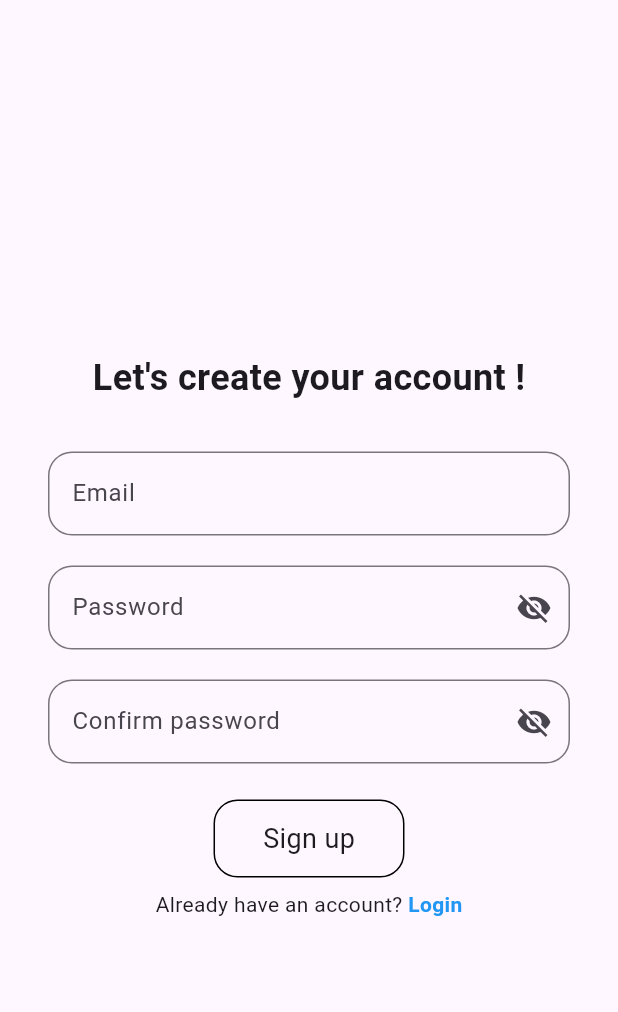
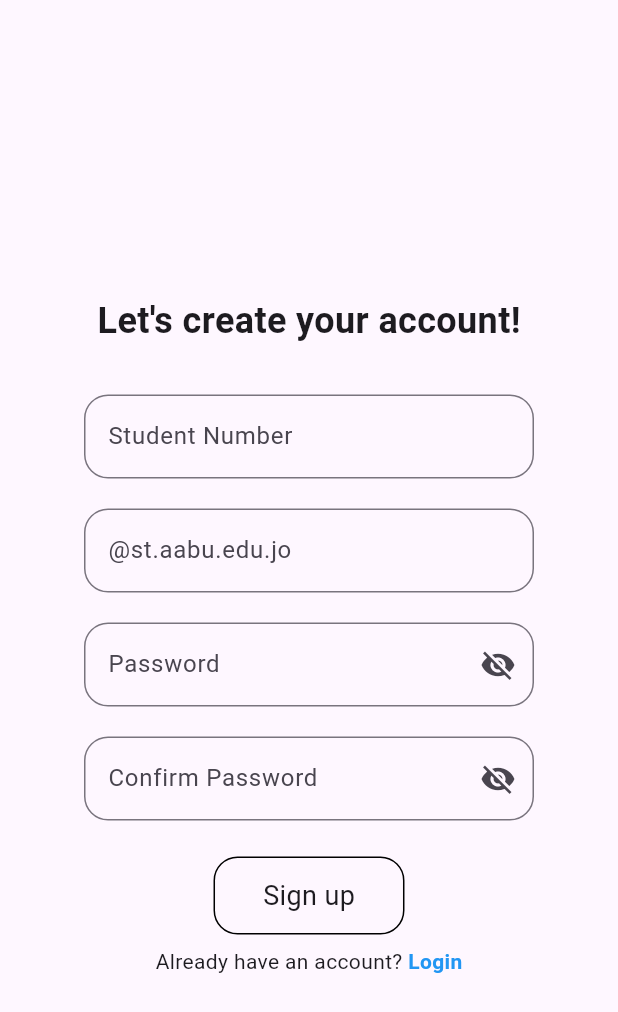
Before and after one commit to 911devsacc/graduation_project, a Flutter app: the screen it shows after launch, after a tap on "Login", after a tap on "Sign up", on a phone screen of 412 x 824 dp. Shown: the top 1012 px of the screen. Run offline on Flutter 3.47's test engine with Material 3 defaults, Android fonts, the phone set to English and light mode, and no system bars; our stand-ins replace cloud_firestore, firebase_auth, firebase_core; accounts and stored records are empty.

Commit message:
recovary commit

```diff
--- a/lib/main.dart
+++ b/lib/main.dart
@@ -1,12 +1,17 @@
 import 'package:flutter/material.dart';
 import 'package:graduation_project/pages/auth/login_page.dart';
 import 'package:firebase_core/firebase_core.dart';
+import 'package:graduation_project/provider/user_provider.dart';
+import 'package:provider/provider.dart';
 import 'firebase_options.dart';
 
 void main() async {
   WidgetsFlutterBinding.ensureInitialized();
   await Firebase.initializeApp(options: DefaultFirebaseOptions.currentPlatform);
-  runApp(const MainApp());
+  runApp( ChangeNotifierProvider(
+      create: (_) => UserProvider(),
+      child: const MainApp(),
+    ),);
 }
 
 class MainApp extends StatelessWidget {
--- a/lib/pages/auth/login_page.dart
+++ b/lib/pages/auth/login_page.dart
@@ -2,9 +2,11 @@ import 'package:firebase_auth/firebase_auth.dart';
 import 'package:flutter/material.dart';
 import 'package:graduation_project/pages/auth/signup_page.dart';
 import 'package:graduation_project/pages/auth/validators.dart';
-import 'package:graduation_project/pages/in_app/home_page.dart';
+import 'package:graduation_project/pages/main_screen.dart';
+import 'package:graduation_project/provider/user_provider.dart';
 import 'package:graduation_project/widgets/auth_button.dart';
 import 'package:graduation_project/widgets/my_textfield.dart';
+import 'package:provider/provider.dart';
 
 class LoginPage extends StatefulWidget {
   const LoginPage({super.key});
@@ -16,8 +18,27 @@ class LoginPage extends StatefulWidget {
 class _LoginPageState extends State<LoginPage> {
   final _formKey = GlobalKey<FormState>();
 
+  final TextEditingController _studentNumberController =
+      TextEditingController();
   final TextEditingController _emailController = TextEditingController();
   final TextEditingController _passwordControllelr = TextEditingController();
+  bool _passwordVisible = false;
+
+  @override
+  void initState() {
+    super.initState();
+
+    // Auto-generate email from student number
+    _studentNumberController.addListener(() {
+      final number = _studentNumberController.text.trim();
+      _emailController.text = "$number@st.aabu.edu.jo";
+
+      // Keep cursor at end
+      _emailController.selection = TextSelection.fromPosition(
+        TextPosition(offset: _emailController.text.length),
+      );
+    });
+  }
 
   void navigateToSignupPage(BuildContext context) {
     Navigator.pushReplacement(
@@ -28,7 +49,8 @@ class _LoginPageState extends State<LoginPage> {
 
   void _login() async {
   if (_formKey.currentState!.validate()) {
-    final email = _emailController.text.trim();
+    final studentNumber = _studentNumberController.text.trim();
+    final email = "$studentNumber@st.aabu.edu.jo";
     final password = _passwordControllelr.text.trim();
 
     try {
@@ -39,33 +61,30 @@ class _LoginPageState extends State<LoginPage> {
         builder: (_) => const Center(child: CircularProgressIndicator()),
       );
 
-      // Login attempt
-      UserCredential userCredential =
-          await FirebaseAuth.instance.signInWithEmailAndPassword(
-        email: email,
-        password: password,
-      );
+      // Attempt login
+      UserCredential userCredential = await FirebaseAuth.instance
+          .signInWithEmailAndPassword(email: email, password: password);
 
       final user = FirebaseAuth.instance.currentUser;
 
-      // ❌ Check if email is not yet verified
-      if (user != null && !user.emailVerified) {
-        // optional: send again
+      if (user != null) {
+        // Save student number to provider
+        Provider.of<UserProvider>(context, listen: false)
+            .setStudentNumber(studentNumber);
+
+        // Check email verification
+        if (!user.emailVerified) {
           await user.sendEmailVerification();
-
-        // Force logout
           await FirebaseAuth.instance.signOut();
 
-        Navigator.of(context).pop(); // close loader
+          Navigator.of(context).pop(); // Close loader
 
-        // Show an alert
           showDialog(
             context: context,
             builder: (_) => AlertDialog(
               title: const Text("Email Not Verified"),
               content: const Text(
-              "Your email is not verified. We have sent you a new verification email. "
-              "Please verify before logging in.",
+                "Your email is not verified. We sent a new verification email. Please verify before logging in.",
               ),
               actions: [
                 TextButton(
@@ -76,15 +95,18 @@ class _LoginPageState extends State<LoginPage> {
             ),
           );
 
-        return; // stop login flow
+          return; // Stop login flow
+        }
       }
 
-      // If verified → proceed to home
-      Navigator.of(context).pop(); // close loader
-      Navigator.pushReplacement(context, MaterialPageRoute(builder: (ctx)=> const HomePage()));
-
+      // Login success → go to main screen
+      Navigator.of(context).pop(); // Close loader
+      Navigator.pushReplacement(
+        context,
+        MaterialPageRoute(builder: (ctx) => const MainScreen()),
+      );
     } on FirebaseAuthException catch (e) {
-      Navigator.of(context).pop(); // close loader
+      Navigator.of(context).pop(); // Close loader
 
       String message = "";
       if (e.code == 'user-not-found') {
@@ -104,7 +126,7 @@ class _LoginPageState extends State<LoginPage> {
             TextButton(
               child: const Text("OK"),
               onPressed: () => Navigator.of(context).pop(),
-            )
+            ),
           ],
         ),
       );
@@ -119,51 +141,84 @@ class _LoginPageState extends State<LoginPage> {
       body: Center(
         child: Form(
           key: _formKey,
+          child: SingleChildScrollView(
+            padding: const EdgeInsets.symmetric(horizontal: 24),
             child: Column(
               mainAxisAlignment: MainAxisAlignment.center,
               children: [
-              SizedBox(height: 24),
-              Text(
+                const SizedBox(height: 24),
+                const Text(
                   "Welcome back!",
                   style: TextStyle(fontSize: 24, fontWeight: FontWeight.bold),
                 ),
 
-              SizedBox(height: 24),
+                const SizedBox(height: 24),
 
+                // Student Number Field
                 MyTextfield(
-                hintText: 'Email',
+                  hintText: 'Student Number',
                   obscureText: false,
-                validator: Validators.email,
-                keyboardType: TextInputType.emailAddress,
-                controller: _emailController,
+                  validator: (value) {
+                    if (value == null || value.isEmpty) {
+                      return "Student number is required";
+                    }
+                    if (!RegExp(r'^[0-9]{6,10}$').hasMatch(value)) {
+                      return "Invalid student number";
+                    }
+                    return null;
+                  },
+                  controller: _studentNumberController,
+                  keyboardType: TextInputType.number,
                 ),
 
-              SizedBox(height: 12),
+                const SizedBox(height: 12),
 
+                // Email Field (read-only, auto-generated)
+                MyTextfield(
+                  hintText: '@st.aabu.edu.jo',
+                  obscureText: false,
+                  controller: _emailController,
+                  readOnly: true,
+                ),
+
+                const SizedBox(height: 12),
+
+                // Password
                 MyTextfield(
                   hintText: 'Password',
-                obscureText: true,
+                  obscureText: !_passwordVisible,
                   validator: Validators.password,
                   controller: _passwordControllelr,
+                  suffixIcon: IconButton(
+                    icon: Icon(
+                      _passwordVisible
+                          ? Icons.visibility
+                          : Icons.visibility_off,
+                    ),
+                    onPressed: () {
+                      setState(() {
+                        _passwordVisible = !_passwordVisible;
+                      });
+                    },
+                  ),
                 ),
 
-              SizedBox(height: 24),
+                const SizedBox(height: 24),
 
                 AuthButton(text: 'Login', onTap: _login),
 
-              SizedBox(height: 8),
+                const SizedBox(height: 8),
 
                 SwitchAuthPage(
                   text: 'Don\'t have an account? ',
-                onTap: () {
-                  navigateToSignupPage(context);
-                },
+                  onTap: () => navigateToSignupPage(context),
                   button: 'Sign up',
                 ),
               ],
             ),
           ),
         ),
+      ),
     );
   }
 }
--- a/lib/pages/auth/signup_page.dart
+++ b/lib/pages/auth/signup_page.dart
@@ -1,3 +1,4 @@
+import 'package:cloud_firestore/cloud_firestore.dart';
 import 'package:firebase_auth/firebase_auth.dart';
 import 'package:flutter/material.dart';
 import 'package:graduation_project/pages/auth/login_page.dart';
@@ -15,6 +16,8 @@ class SignupPage extends StatefulWidget {
 class _SignupPageState extends State<SignupPage> {
   final _formKey = GlobalKey<FormState>();
 
+  final TextEditingController _studentNumberController =
+      TextEditingController();
   final TextEditingController _emailController = TextEditingController();
   final TextEditingController _passwordControllelr = TextEditingController();
   final TextEditingController _confirmPasswordController =
@@ -23,7 +26,23 @@ class _SignupPageState extends State<SignupPage> {
   bool _passwordVisible = false;
   bool _confirmPasswordVisible = false;
 
+  @override
+  void initState() {
+    super.initState();
 
+    // Automatically build the email from student number
+    _studentNumberController.addListener(() {
+      final number = _studentNumberController.text.trim();
+
+      // Auto-generate the full university email
+      _emailController.text = "$number@st.aabu.edu.jo";
+
+      // Keep cursor at the end of the email field when updated
+      _emailController.selection = TextSelection.fromPosition(
+        TextPosition(offset: _emailController.text.length),
+      );
+    });
+  }
 
   void navigateToLoginPage(BuildContext context) {
     Navigator.pushReplacement(
@@ -38,7 +57,7 @@ class _SignupPageState extends State<SignupPage> {
       final password = _passwordControllelr.text.trim();
 
       try {
-        // Show loading dialog
+        // Loading dialog
         showDialog(
           context: context,
           barrierDismissible: false,
@@ -50,13 +69,28 @@ class _SignupPageState extends State<SignupPage> {
         UserCredential userCredential = await FirebaseAuth.instance
             .createUserWithEmailAndPassword(email: email, password: password);
 
-        // OPTIONAL: send email verification
+        // After createUserWithEmailAndPassword
+        User? user = userCredential.user;
+
+        // Save student number as username in Firestore
+        if (user != null) {
+          await FirebaseFirestore.instance
+              .collection('users')
+              .doc(user.uid)
+              .set({
+                'studentNumber': _studentNumberController.text.trim(),
+                'email': _emailController.text.trim(),
+                'createdAt': FieldValue.serverTimestamp(),
+              });
+        }
+
+        // Optional: email verification
         await userCredential.user!.sendEmailVerification();
 
         // Close loader
         Navigator.of(context).pop();
 
-        // Show success message
+        // Success pop-up
         showDialog(
           context: context,
           builder: (context) => AlertDialog(
@@ -113,27 +147,51 @@ class _SignupPageState extends State<SignupPage> {
       body: Center(
         child: Form(
           key: _formKey,
+          child: SingleChildScrollView(
+            padding: const EdgeInsets.symmetric(horizontal: 24),
             child: Column(
               mainAxisAlignment: MainAxisAlignment.center,
               children: [
-              SizedBox(height: 24),
-              Text(
-                "Let's create your account !",
+                const SizedBox(height: 24),
+                const Text(
+                  "Let's create your account!",
                   style: TextStyle(fontSize: 24, fontWeight: FontWeight.bold),
                 ),
 
-              SizedBox(height: 24),
+                const SizedBox(height: 24),
 
+                // Student Number Field
                 MyTextfield(
-                hintText: 'Email',
+                  hintText: 'Student Number',
                   obscureText: false,
-                validator: Validators.email,
-                controller: _emailController,
-                keyboardType: TextInputType.emailAddress,
+                  validator: (value) {
+                    if (value == null || value.isEmpty) {
+                      return "Student number is required";
+                    }
+                    // Accept 6–10 digit numbers
+                    if (!RegExp(r'^[0-9]{6,10}$').hasMatch(value)) {
+                      return "Invalid student number";
+                    }
+                    return null;
+                  },
+                  controller: _studentNumberController,
+                  keyboardType: TextInputType.number,
                 ),
 
-              SizedBox(height: 12),
+                const SizedBox(height: 12),
 
+                // Auto-generated Email (read only)
+                MyTextfield(
+                  hintText: '@st.aabu.edu.jo',
+                  obscureText: false,
+
+                  controller: _emailController,
+                  readOnly: true, // 🔥 important
+                ),
+
+                const SizedBox(height: 12),
+
+                // Password Field
                 MyTextfield(
                   hintText: 'Password',
                   obscureText: !_passwordVisible,
@@ -141,21 +199,23 @@ class _SignupPageState extends State<SignupPage> {
                   controller: _passwordControllelr,
                   suffixIcon: IconButton(
                     icon: Icon(
-                    _passwordVisible ? Icons.visibility : Icons.visibility_off,
+                      _passwordVisible
+                          ? Icons.visibility
+                          : Icons.visibility_off,
                     ),
                     onPressed: () {
                       setState(() {
                         _passwordVisible = !_passwordVisible;
-
                       });
                     },
                   ),
                 ),
 
-              SizedBox(height: 12),
+                const SizedBox(height: 12),
 
+                // Confirm Password
                 MyTextfield(
-                hintText: 'Confirm password',
+                  hintText: 'Confirm Password',
                   obscureText: !_confirmPasswordVisible,
                   validator: (value) => Validators.confirmPassword(
                     value,
@@ -171,29 +231,27 @@ class _SignupPageState extends State<SignupPage> {
                     onPressed: () {
                       setState(() {
                         _confirmPasswordVisible = !_confirmPasswordVisible;
-
                       });
                     },
                   ),
                 ),
 
-              SizedBox(height: 24),
+                const SizedBox(height: 24),
 
                 AuthButton(text: 'Sign up', onTap: _signup),
 
-              SizedBox(height: 8),
+                const SizedBox(height: 8),
 
                 SwitchAuthPage(
                   text: 'Already have an account? ',
-                onTap: () {
-                  navigateToLoginPage(context);
-                },
+                  onTap: () => navigateToLoginPage(context),
                   button: 'Login',
                 ),
               ],
             ),
           ),
         ),
+      ),
     );
   }
 }
--- /dev/null
+++ b/lib/provider/user_provider.dart
@@ -0,0 +1,12 @@
+import 'package:flutter/material.dart';
+
+class UserProvider with ChangeNotifier {
+  String _studentNumber = "";
+
+  String get studentNumber => _studentNumber;
+
+  void setStudentNumber(String number) {
+    _studentNumber = number;
+    notifyListeners();
+  }
+}
--- a/lib/widgets/my_textfield.dart
+++ b/lib/widgets/my_textfield.dart
@@ -6,11 +6,12 @@ class MyTextfield extends StatelessWidget {
     required this.hintText,
     required this.obscureText,
     required this.controller,
-    required this.validator,
+     this.validator,
     this.keyboardType = TextInputType.text,
     this.suffixIcon,
+    this.readOnly = false,
   });
-
+  final bool readOnly;
   final String hintText;
   final bool obscureText;
   final TextEditingController? controller;
@@ -23,6 +24,9 @@ class MyTextfield extends StatelessWidget {
     return Container(
       margin: const EdgeInsets.only(left: 32, right: 32, top: 8),
       child: TextFormField(
+  readOnly: readOnly,
+  enableInteractiveSelection: !readOnly,
+  showCursor: !readOnly,
   controller: controller,
   obscureText: obscureText,
   validator: validator,
@@ -40,6 +44,7 @@ class MyTextfield extends StatelessWidget {
     suffixIcon: suffixIcon,
   ),
 ),
+
     );
   }
 }
--- a/pubspec.yaml
+++ b/pubspec.yaml
@@ -11,6 +11,8 @@ dependencies:
     sdk: flutter
   firebase_core: ^4.2.1
   firebase_auth: ^6.1.2
+  cloud_firestore: ^6.1.0
+  provider: ^6.1.5+1
 
 dev_dependencies:
   flutter_test:
```
Also changed, not shown: lib/pages/in_app/chats_page.dart (added, +22 -0 lines), lib/pages/in_app/posting_page.dart (added, +22 -0 lines), lib/pages/in_app/rules_page.dart (added, +22 -0 lines), lib/pages/main_screen.dart (added, +48 -0 lines), pubspec.lock, 3 other files. Lines whose indentation alone changed are shown as unchanged.
